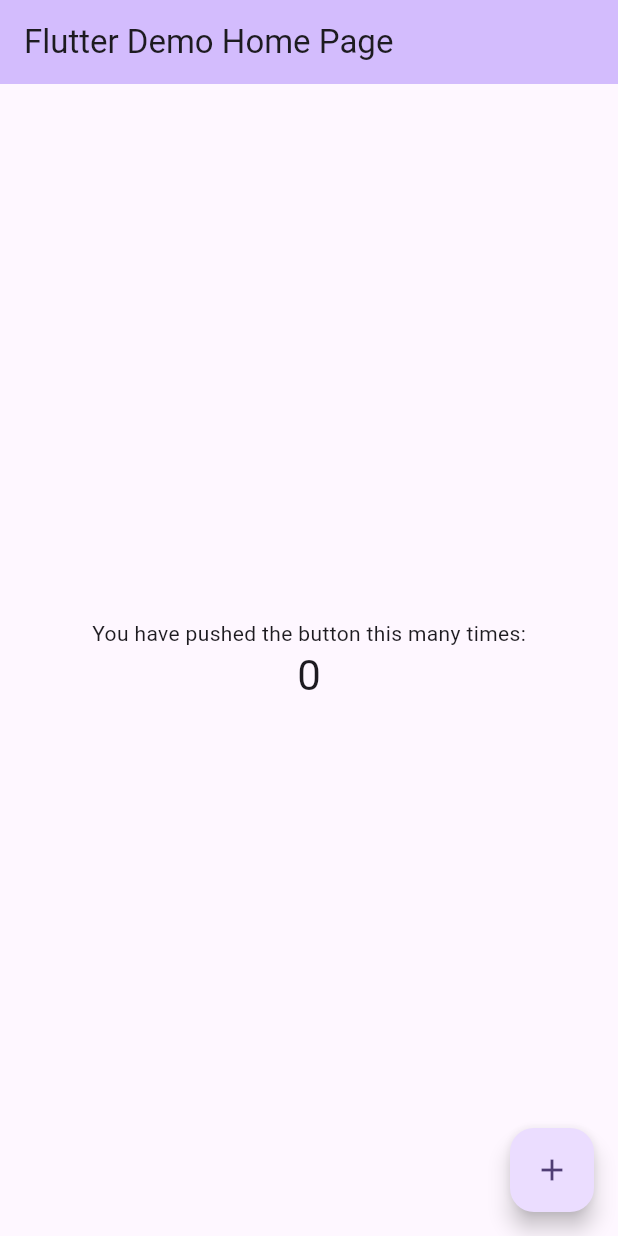
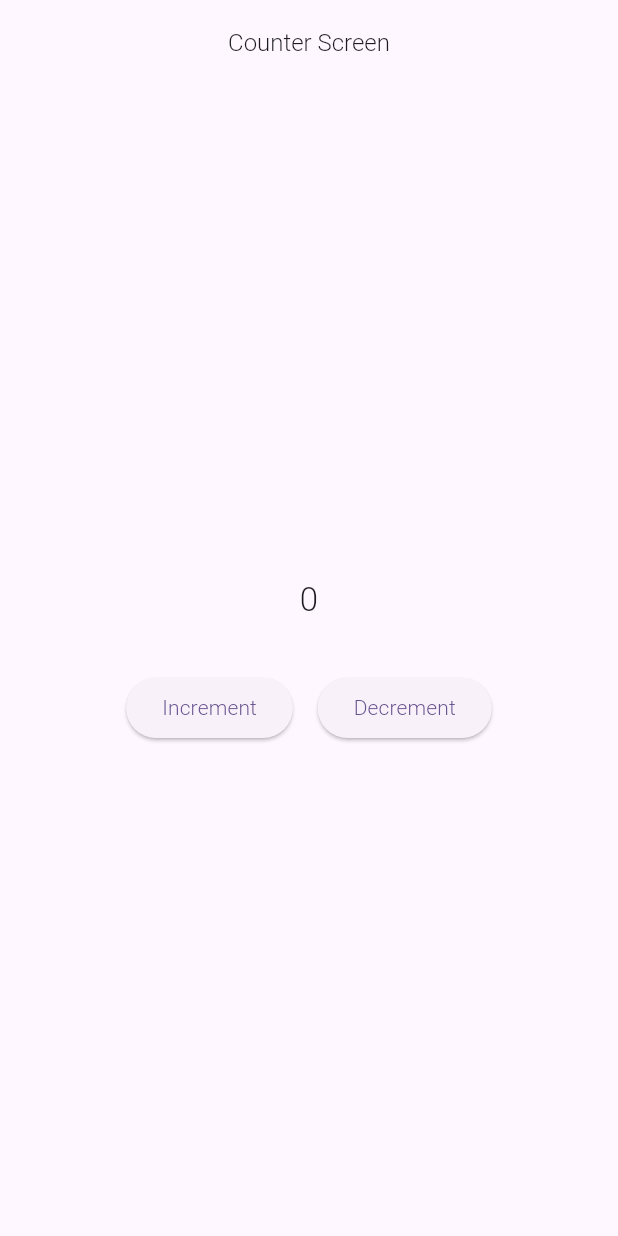
Before and after one commit to AjmianurRahman/Bloc-RoadMap, a Flutter app: the screen it shows after launch, on a phone screen of 412 x 824 dp. Run offline on Flutter 3.47's test engine with Material 3 defaults, Android fonts, the phone set to English and light mode, and no system bars; our stand-ins replace bloc, equatable, flutter_bloc.

Commit message:
Counter Example

```diff
--- /dev/null
+++ b/lib/Bloc/counter/counter_bloc.dart
@@ -0,0 +1,19 @@
+import 'package:bloc/bloc.dart';
+import 'package:block_roadmap/Bloc/counter/counter_event.dart';
+import 'package:block_roadmap/Bloc/counter/counter_state.dart';
+
+class CounterBloc extends Bloc<CounterEvent, CounterState> {
+
+  CounterBloc() : super(CounterState()) {
+    on<IncrementCounter>(_increment);
+    on<DecrementCounter>(_decrement);
+  }
+
+  void _increment(IncrementCounter event, Emitter<CounterState> emit) {
+    emit(state.copyWith(counter: state.counter + 1));
+  }
+
+  void _decrement(DecrementCounter event, Emitter<CounterState> emit) {
+    emit(state.copyWith(counter: state.counter - 1));
+  }
+}
--- /dev/null
+++ b/lib/Bloc/counter/counter_event.dart
@@ -0,0 +1,12 @@
+import 'package:equatable/equatable.dart';
+
+abstract class CounterEvent extends Equatable {
+  const CounterEvent();
+
+  @override
+  List<Object> get props => [];
+}
+
+class IncrementCounter extends CounterEvent {}
+
+class DecrementCounter extends CounterEvent {}
--- /dev/null
+++ b/lib/Bloc/counter/counter_state.dart
@@ -0,0 +1,22 @@
+
+
+import 'package:equatable/equatable.dart';
+
+class CounterState extends Equatable{
+
+final int counter;
+
+  const CounterState({
+    this.counter = 0
+});
+
+  CounterState copyWith({int? counter}){
+    return CounterState(
+      counter: counter ?? this.counter
+    );
+  }
+
+  @override
+  // TODO: implement props
+  List<Object?> get props => [counter];
+}
--- /dev/null
+++ b/lib/Components/text300.dart
@@ -0,0 +1,19 @@
+import 'package:flutter/material.dart';
+
+class Text300 extends StatelessWidget {
+  final String text;
+  final double fontSize;
+  final Color? color;
+
+  const Text300(
+      {super.key, required this.text, required this.fontSize, this.color});
+
+  @override
+  Widget build(BuildContext context) {
+    return Text(
+      text,
+      style: TextStyle(
+          fontWeight: FontWeight.w300, fontSize: fontSize, color: color),
+    );
+  }
+}
--- /dev/null
+++ b/lib/Ui/counter_screen.dart
@@ -0,0 +1,63 @@
+import 'package:block_roadmap/Bloc/counter/counter_bloc.dart';
+import 'package:block_roadmap/Bloc/counter/counter_event.dart';
+import 'package:block_roadmap/Bloc/counter/counter_state.dart';
+import 'package:block_roadmap/Components/text300.dart';
+import 'package:flutter/material.dart';
+import 'package:flutter_bloc/flutter_bloc.dart';
+
+class CounterScreen extends StatefulWidget {
+  const CounterScreen({super.key});
+
+  @override
+  State<CounterScreen> createState() => _CounterScreenState();
+}
+
+class _CounterScreenState extends State<CounterScreen> {
+  @override
+  Widget build(BuildContext context) {
+    return Scaffold(
+      appBar: AppBar(
+        title: Text300(text: 'Counter Screen', fontSize: 16),
+        centerTitle: true,
+      ),
+      body: Center(
+        child: Column(
+          mainAxisAlignment: MainAxisAlignment.center,
+          crossAxisAlignment: CrossAxisAlignment.center,
+          children: [
+
+
+            //? Bloc Builder rebuilds that widget
+            BlocBuilder<CounterBloc, CounterState>(builder: (context, state) {
+              return Text300(text: state.counter.toString(), fontSize: 22);
+            }),
+
+            SizedBox(
+              height: MediaQuery.of(context).size.height * 0.04,
+            ),
+            Row(
+              mainAxisAlignment: MainAxisAlignment.center,
+              children: [
+                ElevatedButton(
+                    onPressed: () {
+                      //? Trigger the increment event.
+                      context.read<CounterBloc>().add(IncrementCounter());
+                    },
+                    child: const Text300(text: 'Increment', fontSize: 14)),
+                SizedBox(
+                  width: MediaQuery.of(context).size.width * 0.04,
+                ),
+                ElevatedButton(
+                    onPressed: () {
+                      //? Trigger the decrement event.
+                      context.read<CounterBloc>().add(DecrementCounter());
+                    },
+                    child: const Text300(text: 'Decrement', fontSize: 14))
+              ],
+            )
+          ],
+        ),
+      ),
+    );
+  }
+}
--- a/lib/main.dart
+++ b/lib/main.dart
@@ -1,4 +1,7 @@
+import 'package:block_roadmap/Bloc/counter/counter_bloc.dart';
+import 'package:block_roadmap/Ui/counter_screen.dart';
 import 'package:flutter/material.dart';
+import 'package:flutter_bloc/flutter_bloc.dart';
 
 void main() {
   runApp(const MyApp());
@@ -10,116 +13,15 @@
   // This widget is the root of your application.
   @override
   Widget build(BuildContext context) {
-    return MaterialApp(
-      title: 'Flutter Demo',
-      theme: ThemeData(
-        // This is the theme of your application.
-        //
-        // TRY THIS: Try running your application with "flutter run". You'll see
-        // the application has a purple toolbar. Then, without quitting the app,
-        // try changing the seedColor in the colorScheme below to Colors.green
-        // and then invoke "hot reload" (save your changes or press the "hot
-        // reload" button in a Flutter-supported IDE, or press "r" if you used
-        // the command line to start the app).
-        //
-        // Notice that the counter didn't reset back to zero; the application
-        // state is not lost during the reload. To reset the state, use hot
-        // restart instead.
-        //
-        // This works for code too, not just values: Most code changes can be
-        // tested with just a hot reload.
-        colorScheme: ColorScheme.fromSeed(seedColor: Colors.deepPurple),
-        useMaterial3: true,
+    return BlocProvider(create: (_) => CounterBloc(),
+      child: MaterialApp(
+        title: 'Flutter Demo',
+        theme: ThemeData(
+          colorScheme: ColorScheme.fromSeed(seedColor: Colors.deepPurple),
+          useMaterial3: true,
+        ),
+        home: const CounterScreen(),
       ),
-      home: const MyHomePage(title: 'Flutter Demo Home Page'),
     );
   }
 }
-
-class MyHomePage extends StatefulWidget {
-  const MyHomePage({super.key, required this.title});
-
-  // This widget is the home page of your application. It is stateful, meaning
-  // that it has a State object (defined below) that contains fields that affect
-  // how it looks.
-
-  // This class is the configuration for the state. It holds the values (in this
-  // case the title) provided by the parent (in this case the App widget) and
-  // used by the build method of the State. Fields in a Widget subclass are
-  // always marked "final".
-
-  final String title;
-
-  @override
-  State<MyHomePage> createState() => _MyHomePageState();
-}
-
-class _MyHomePageState extends State<MyHomePage> {
-  int _counter = 0;
-
-  void _incrementCounter() {
-    setState(() {
-      // This call to setState tells the Flutter framework that something has
-      // changed in this State, which causes it to rerun the build method below
-      // so that the display can reflect the updated values. If we changed
-      // _counter without calling setState(), then the build method would not be
-      // called again, and so nothing would appear to happen.
-      _counter++;
-    });
-  }
-
-  @override
-  Widget build(BuildContext context) {
-    // This method is rerun every time setState is called, for instance as done
-    // by the _incrementCounter method above.
-    //
-    // The Flutter framework has been optimized to make rerunning build methods
-    // fast, so that you can just rebuild anything that needs updating rather
-    // than having to individually change instances of widgets.
-    return Scaffold(
-      appBar: AppBar(
-        // TRY THIS: Try changing the color here to a specific color (to
-        // Colors.amber, perhaps?) and trigger a hot reload to see the AppBar
-        // change color while the other colors stay the same.
-        backgroundColor: Theme.of(context).colorScheme.inversePrimary,
-        // Here we take the value from the MyHomePage object that was created by
-        // the App.build method, and use it to set our appbar title.
-        title: Text(widget.title),
-      ),
-      body: Center(
-        // Center is a layout widget. It takes a single child and positions it
-        // in the middle of the parent.
-        child: Column(
-          // Column is also a layout widget. It takes a list of children and
-          // arranges them vertically. By default, it sizes itself to fit its
-          // children horizontally, and tries to be as tall as its parent.
-          //
-          // Column has various properties to control how it sizes itself and
-          // how it positions its children. Here we use mainAxisAlignment to
-          // center the children vertically; the main axis here is the vertical
-          // axis because Columns are vertical (the cross axis would be
-          // horizontal).
-          //
-          // TRY THIS: Invoke "debug painting" (choose the "Toggle Debug Paint"
-          // action in the IDE, or press "p" in the console), to see the
-          // wireframe for each widget.
-          mainAxisAlignment: MainAxisAlignment.center,
-          children: <Widget>[
-            const Text(
-              'You have pushed the button this many times:',
-            ),
-            Text(
-              '$_counter',
-              style: Theme.of(context).textTheme.headlineMedium,
-            ),
-          ],
-        ),
-      ),
-      floatingActionButton: FloatingActionButton(
-        onPressed: _incrementCounter,
-        tooltip: 'Increment',
-        child: const Icon(Icons.add),
-      ), // This trailing comma makes auto-formatting nicer for build methods.
-    );
-  }
-}
```
Also changed, not shown: 1 other file.
